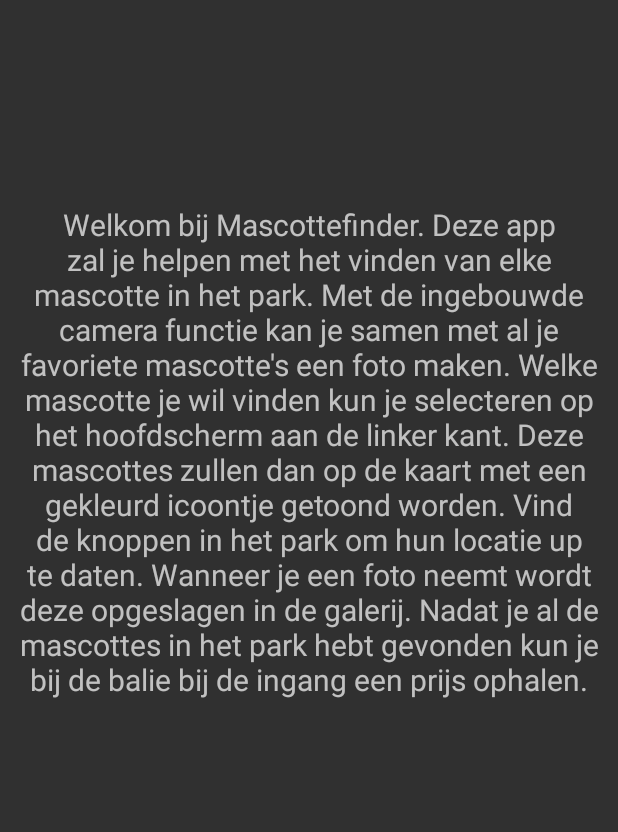
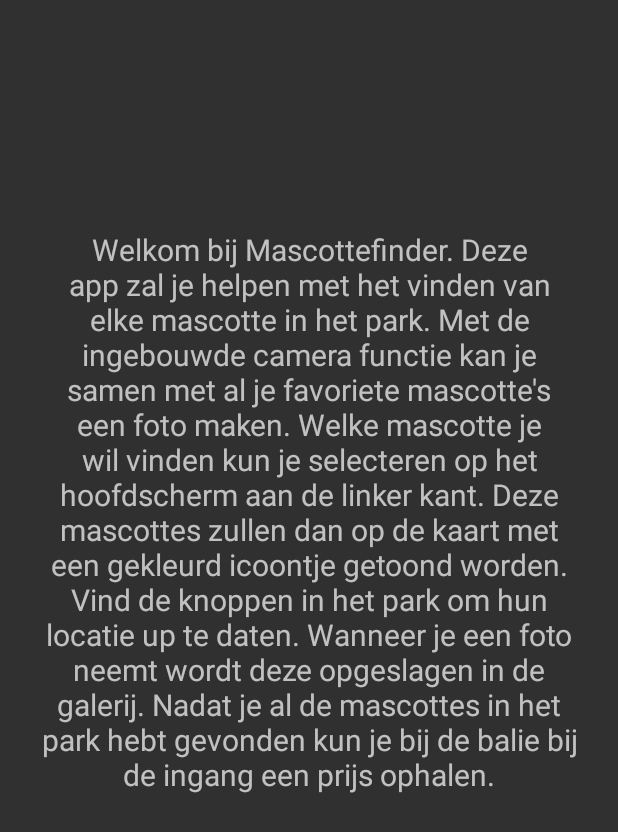
Before and after one commit to VincentDeRooij/MascotteAppA3, an Android app: the Information screen opened directly, with no data from a screen before it, on a phone screen of 412 x 824 dp. Shown: the top 832 px of the screen. Run offline under Robolectric (Android 15) with nearby library versions, the phone set to English and light mode, and no system bars.

Commit message:
Information Layout changed to correct values

```diff
--- a/app/src/main/res/layout/activity_information.xml
+++ b/app/src/main/res/layout/activity_information.xml
@@ -10,8 +10,8 @@
 
     <TextView
         android:id="@+id/textView"
-        android:layout_width="387dp"
-        android:layout_height="552dp"
+        android:layout_width="359dp"
+        android:layout_height="519dp"
         android:layout_marginStart="8dp"
         android:layout_marginTop="8dp"
         android:layout_marginEnd="8dp"
```
